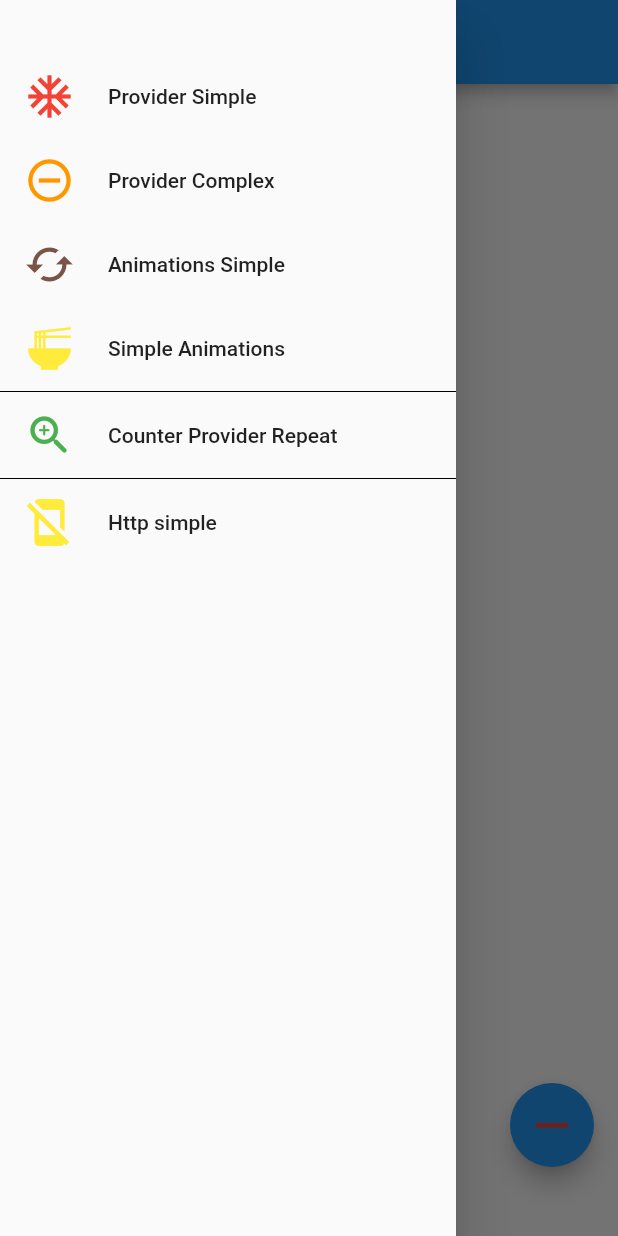
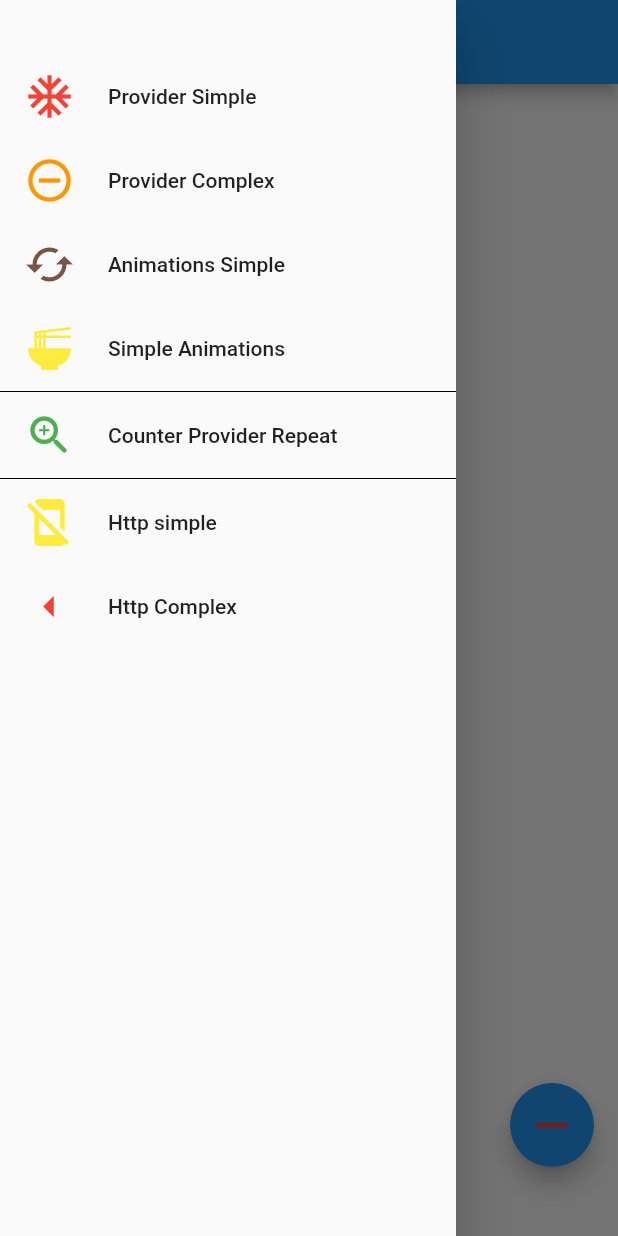
Before and after one commit to sabil62/rive, a Flutter app: the screen it shows after launch, with the side drawer open, on a phone screen of 412 x 824 dp. Run offline on Flutter 3.47's test engine with Material 2 defaults, Android fonts, the phone set to English and light mode, and no system bars; our stand-ins replace simple_animations.

Commit message:
complex http

```diff
--- a/apple/lib/main.dart
+++ b/apple/lib/main.dart
@@ -1,6 +1,7 @@
 import 'package:apple/animation/animation_simple.dart';
 import 'package:apple/animation/simple_animation_plug.dart';
 import 'package:apple/http/http.dart';
+import 'package:apple/http/httpComplex.dart';
 import 'package:apple/provider%20complex/playersProvider.dart';
 import 'package:apple/provider/counterProvider.dart';
 import 'package:apple/repeat/provider/counterProvider.dart';
@@ -153,6 +154,18 @@ class _MyHomePageState extends State<MyHomePage> {
               onTap: () => Navigator.push(context,
                   new MaterialPageRoute(builder: (context) => HttpApp())),
             ),
+            ListTile(
+              leading: Icon(
+                Icons.arrow_left,
+                size: 34,
+                color: Colors.red,
+              ),
+              title: Text('Http Complex'),
+              onTap: () => Navigator.push(
+                  context,
+                  new MaterialPageRoute(
+                      builder: (context) => HttpComplexApp())),
+            ),
           ],
         ),
       ),
```
Also changed, not shown: apple/lib/http/httpComplex.dart (added, +49 -0 lines).
